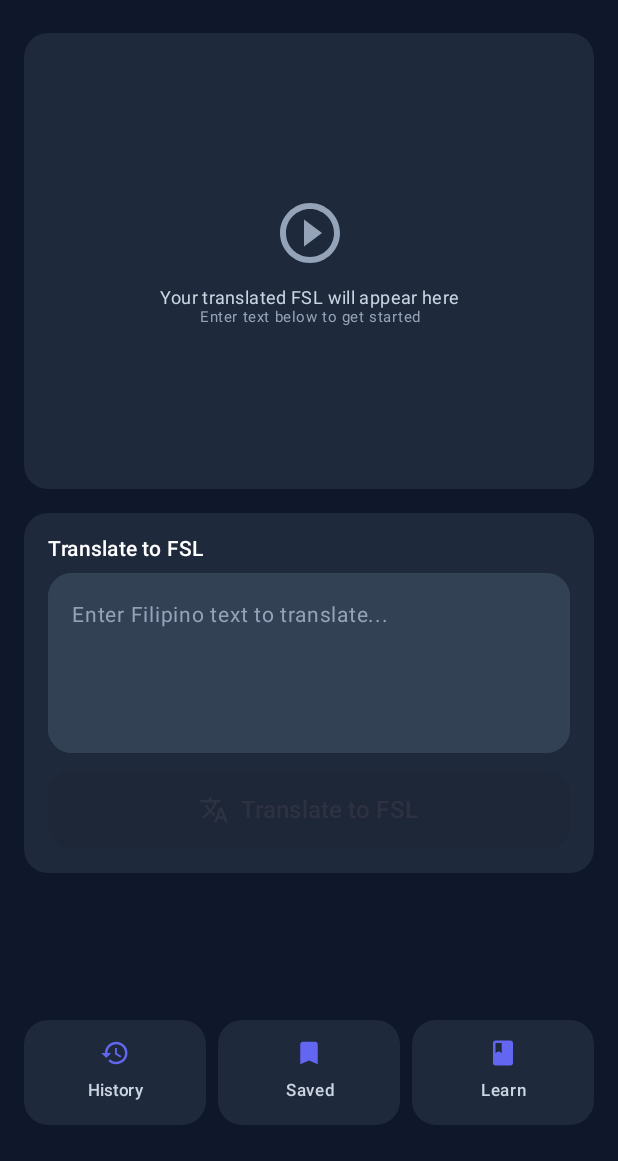
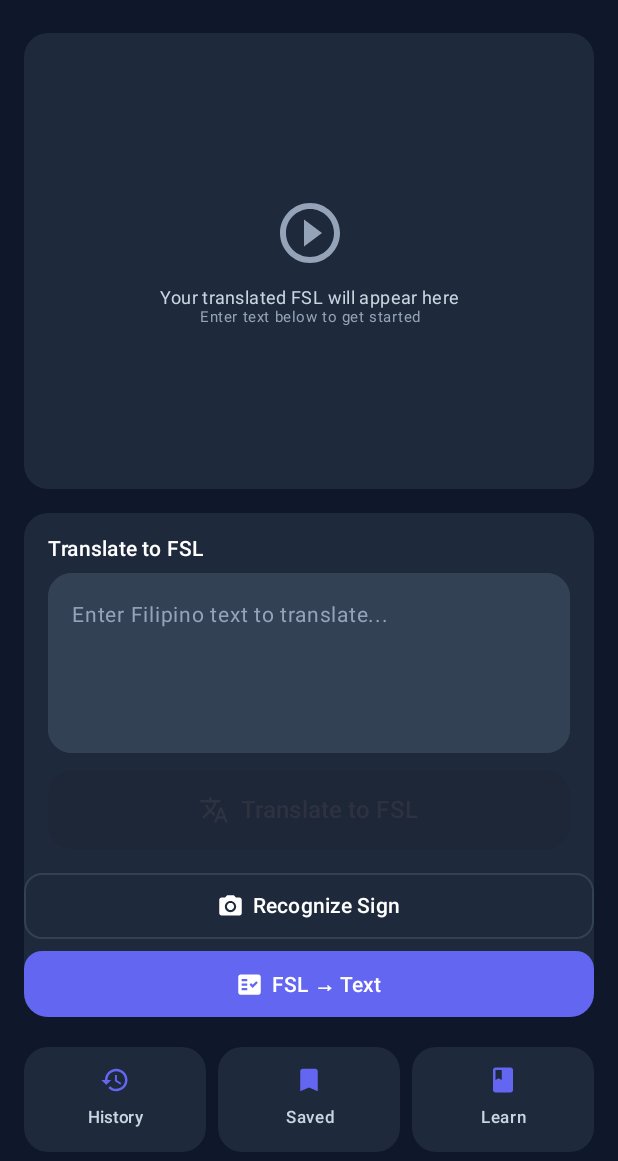
Before and after one commit to whiskey00/senyas-app, an Android app built with Jetpack Compose: the composable AppNavigation shown on its own in the app's theme, on a phone screen of 412 x 824 dp, the part 75-1236 px from its top. Run offline under Robolectric (Android 15) with nearby library versions, the phone set to English and light mode, and no system bars; our stand-ins replace Firebase (no records; nobody signed in at launch, a user with empty details on screens opened directly), accompanist; libraries missing offline, so code that uses them is left out: com.google.accompanist.navigation.

Commit message:
Add gesture recognition feature using MediaPipe
Integrated MediaPipe gesture recognition for Filipino Sign Language using CameraX. Added new assets and helper classes, updated navigation and HomeScreen to support gesture recognition, and requested camera permission in the manifest. Minimum SDK raised to 26 and relevant dependencies added.

```diff
--- a/app/src/main/AndroidManifest.xml
+++ b/app/src/main/AndroidManifest.xml
@@ -1,6 +1,7 @@
 <?xml version="1.0" encoding="utf-8"?>
 <manifest xmlns:android="http://schemas.android.com/apk/res/android"
     xmlns:tools="http://schemas.android.com/tools">
+    <uses-permission android:name="android.permission.CAMERA" />
 
     <application
         android:allowBackup="true"
--- a/app/src/main/java/com/example/senyas/AppNavigation.kt
+++ b/app/src/main/java/com/example/senyas/AppNavigation.kt
@@ -80,6 +80,8 @@ fun AppNavigation() {
                     onHistoryClick = { navController.navigate("history") },
                     onSavedClick = { navController.navigate("saved") },
                     onLearnFSLClick = { navController.navigate("learnFSL") },
+                    onRecognizeSignClick = { navController.navigate("recognizeSign") },
+                    onFslToTextClick = { navController.navigate("gestureRecognizer") },
                     playFromHistory = playText // Pass this to trigger playback
                 )
             }
@@ -122,6 +124,11 @@ fun AppNavigation() {
             composable("learnFSL") {
                 LearnFSLScreen(onBack = { navController.popBackStack() })
             }
+
+
+            composable("gestureRecognizer") {
+                GestureRecognizerScreen(onBack = { navController.popBackStack() })
+            }
         }
     }
 }
--- /dev/null
+++ b/app/src/main/java/com/example/senyas/GestureRecognizerHelper.kt
@@ -0,0 +1,74 @@
+package com.example.senyas
+
+import android.content.Context
+import android.os.SystemClock
+import androidx.camera.core.ImageProxy
+import com.google.mediapipe.framework.image.MediaImageBuilder
+import com.google.mediapipe.tasks.core.BaseOptions
+import com.google.mediapipe.tasks.vision.core.ImageProcessingOptions
+import com.google.mediapipe.tasks.vision.core.RunningMode
+import com.google.mediapipe.tasks.vision.gesturerecognizer.GestureRecognizer
+import com.google.mediapipe.tasks.vision.gesturerecognizer.GestureRecognizerResult
+
+class GestureRecognizerHelper(
+    context: Context,
+    private val onTopGestureUpdate: (name: String, score: Float) -> Unit,
+    private val onError: (Throwable) -> Unit = {}
+) {
+
+    private var gestureRecognizer: GestureRecognizer? = null
+
+    init {
+        setupRecognizer(context)
+    }
+
+    private fun setupRecognizer(context: Context) {
+        val baseOptions = BaseOptions.builder()
+            .setModelAssetPath(MODEL_ASSET_PATH)
+            .build()
+
+        val options = GestureRecognizer.GestureRecognizerOptions.builder()
+            .setBaseOptions(baseOptions)
+            .setNumHands(1)
+            .setRunningMode(RunningMode.LIVE_STREAM)
+            .setResultListener { result: GestureRecognizerResult, _ ->
+                // Take the top gesture for the first detected hand
+                val top = result.gestures().firstOrNull()?.firstOrNull()
+                if (top != null) {
+                    onTopGestureUpdate(top.categoryName(), top.score())
+                }
+            }
+            .setErrorListener { e -> onError(e) }
+            .build()
+
+        gestureRecognizer = GestureRecognizer.createFromOptions(context, options)
+    }
+
+    fun analyze(imageProxy: ImageProxy) {
+        try {
+            val mediaImage = imageProxy.image ?: return
+            val mpImage = MediaImageBuilder(mediaImage).build()
+
+            val imageProcessingOptions = ImageProcessingOptions.builder()
+                .setRotationDegrees(imageProxy.imageInfo.rotationDegrees)
+                .build()
+
+            // Use monotonic time for live stream timestamps
+            val timestampMs = SystemClock.uptimeMillis()
+            gestureRecognizer?.recognizeAsync(mpImage, imageProcessingOptions, timestampMs)
+        } catch (t: Throwable) {
+            onError(t)
+        } finally {
+            imageProxy.close()
+        }
+    }
+
+    fun close() {
+        gestureRecognizer?.close()
+        gestureRecognizer = null
+    }
+
+    companion object {
+        private const val MODEL_ASSET_PATH = "gesture_recognizer.task"
+    }
+}
--- a/app/src/main/java/com/example/senyas/HomeScreen.kt
+++ b/app/src/main/java/com/example/senyas/HomeScreen.kt
@@ -48,6 +48,8 @@ fun HomeScreen(
     onHistoryClick: () -> Unit = {},
     onSavedClick: () -> Unit = {},
     onLearnFSLClick: () -> Unit = {},
+    onRecognizeSignClick: () -> Unit = {},
+    onFslToTextClick: () -> Unit = {},
     playFromHistory: String? = null,
 ) {
     var inputText by remember { mutableStateOf("") }
@@ -339,6 +341,72 @@ fun HomeScreen(
                         }
                     }
                 }
+
+                // Recognize Sign Button
+                Button(
+                    onClick = onRecognizeSignClick,
+                    modifier = Modifier
+                        .fillMaxWidth()
+                        .height(44.dp),
+                    shape = RoundedCornerShape(12.dp),
+                    colors = ButtonDefaults.buttonColors(
+                        containerColor = SenyasColors.Surface,
+                        contentColor = SenyasColors.OnSurface
+                    ),
+                    border = androidx.compose.foundation.BorderStroke(
+                        1.dp,
+                        SenyasColors.Border
+                    )
+                ) {
+                    Row(
+                        horizontalArrangement = Arrangement.Center,
+                        verticalAlignment = Alignment.CenterVertically
+                    ) {
+                        Icon(
+                            imageVector = Icons.Default.CameraAlt,
+                            contentDescription = null,
+                            modifier = Modifier.size(18.dp)
+                        )
+                        Spacer(modifier = Modifier.width(6.dp))
+                        Text(
+                            "Recognize Sign",
+                            fontSize = 14.sp,
+                            fontWeight = FontWeight.Medium
+                        )
+                    }
+                }
+
+                Spacer(modifier = Modifier.height(8.dp))
+
+                // FSL → Text Button
+                Button(
+                    onClick = onFslToTextClick,
+                    modifier = Modifier
+                        .fillMaxWidth()
+                        .height(44.dp),
+                    shape = RoundedCornerShape(12.dp),
+                    colors = ButtonDefaults.buttonColors(
+                        containerColor = SenyasColors.Primary,
+                        contentColor = SenyasColors.OnPrimary
+                    )
+                ) {
+                    Row(
+                        horizontalArrangement = Arrangement.Center,
+                        verticalAlignment = Alignment.CenterVertically
+                    ) {
+                        Icon(
+                            imageVector = Icons.Default.FactCheck,
+                            contentDescription = null,
+                            modifier = Modifier.size(18.dp)
+                        )
+                        Spacer(modifier = Modifier.width(6.dp))
+                        Text(
+                            "FSL → Text",
+                            fontSize = 14.sp,
+                            fontWeight = FontWeight.SemiBold
+                        )
+                    }
+                }
             }
 
             }
```
Also changed, not shown: app/build.gradle.kts (+10 -1 lines), app/src/main/java/com/example/senyas/GestureRecognizerScreen.kt (added, +162 -0 lines), 2 other files.
